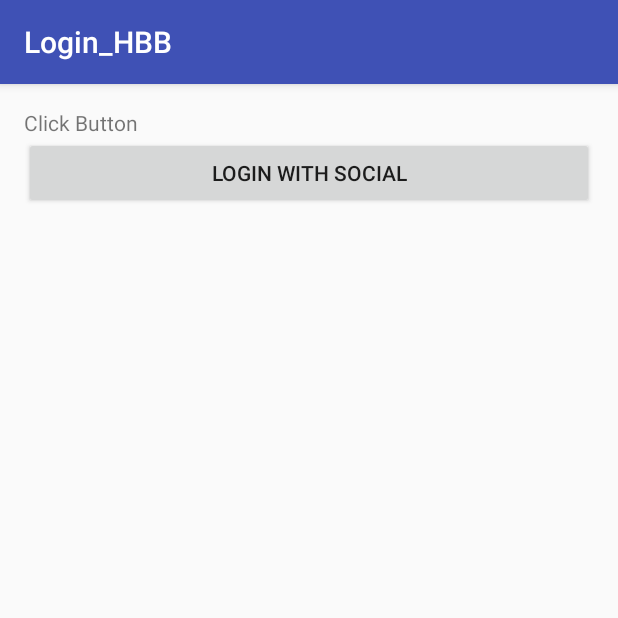
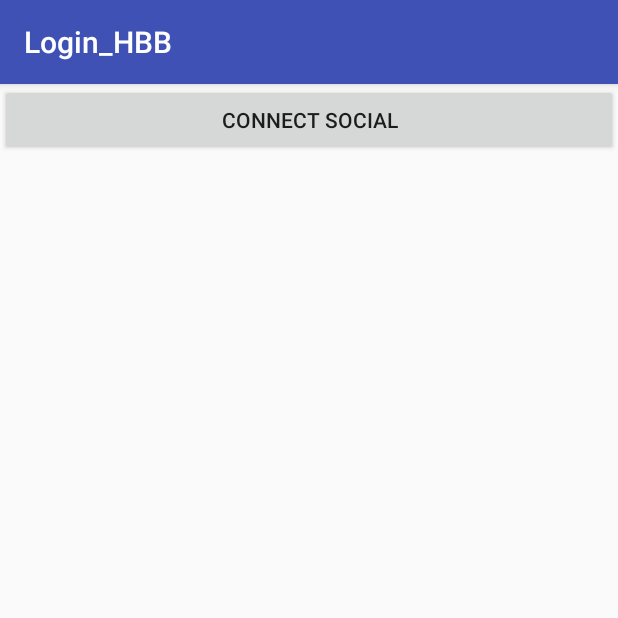
Before and after one commit to Haitrancntt/Login_HBB, an Android app: the screen it shows after launch (MainActivity), on a phone screen of 412 x 824 dp, the top half of it. Run offline under Robolectric (Android 15) with nearby library versions, the phone set to English and light mode, and no system bars.

Commit message:
Facebook login, get profile

```diff
--- a/app/src/main/res/layout/activity_main.xml
+++ b/app/src/main/res/layout/activity_main.xml
@@ -1,25 +1,14 @@
 <?xml version="1.0" encoding="utf-8"?>
-<RelativeLayout xmlns:android="http://schemas.android.com/apk/res/android"
-    xmlns:tools="http://schemas.android.com/tools"
+<LinearLayout xmlns:android="http://schemas.android.com/apk/res/android"
     android:layout_width="match_parent"
     android:layout_height="match_parent"
-    android:paddingBottom="@dimen/activity_vertical_margin"
-    android:paddingLeft="@dimen/activity_horizontal_margin"
-    android:paddingRight="@dimen/activity_horizontal_margin"
-    android:paddingTop="@dimen/activity_vertical_margin"
-    tools:context="com.example.haitr.login_hbb.MainActivity">
-
-    <TextView
-        android:id="@+id/textView"
-        android:layout_width="wrap_content"
-        android:layout_height="wrap_content"
-        android:text="Click Button" />
+    android:orientation="vertical">
 
     <Button
         android:id="@+id/login_button"
         android:layout_width="fill_parent"
         android:layout_height="wrap_content"
-        android:layout_below="@id/textView"
         android:onClick="btnSocial_click"
-        android:text="Login with social"></Button>
-</RelativeLayout>
+        android:text="Connect Social" />
+
+</LinearLayout>
```
Also changed, not shown: app/src/main/AndroidManifest.xml (+6 -4 lines), app/src/main/java/Class/Account_Facebook.java (+44 -1 lines), app/src/main/java/com/example/haitr/login_hbb/LoginActivity.java (+72 -1 lines).
